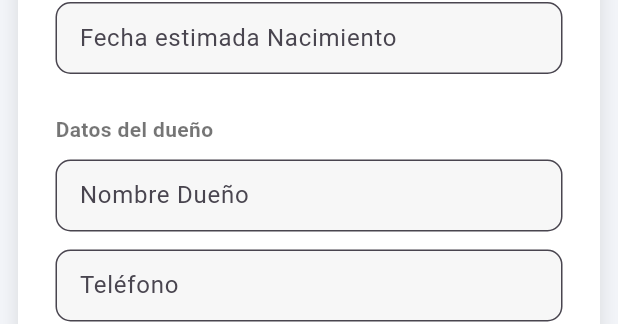
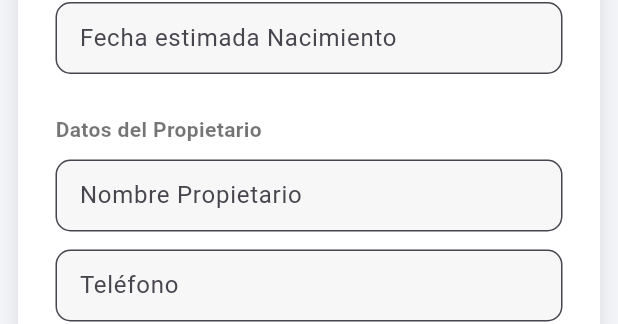
Before and after one commit to Brafa99/veterinaria_pandy, a Flutter app: the ClienteFormPage widget shown alone on an empty page, opened directly, on a phone screen of 412 x 824 dp. Shown: the part 652-976 px from the top of the screen. Run offline on Flutter 3.47's test engine with Material 3 defaults, Android fonts, the phone set to English and light mode, and no system bars; our stand-ins replace cloud_firestore, firebase_auth, firebase_core, fl_chart, image_picker, pdf and 3 more; missing offline and left inert: dart:html; accounts and stored records are empty; project files that could hold a hidden picture were left out.

Commit message:
firebase_migracion4

```diff
--- a/lib/clients/client_form_view.dart
+++ b/lib/clients/client_form_view.dart
@@ -238,8 +238,8 @@ void _volver() {
 
             const SizedBox(height: 10),
 
-            _section("Datos del dueño"),
-            _field(nombreDueno, "Nombre Dueño"),
+            _section("Datos del Propietario"),
+            _field(nombreDueno, "Nombre Propietario"),
             _field(telefono, "Teléfono"),
             _field(direccion, "Dirección"),
             _field(ci, "CI (Opcional)", required: false),
```
